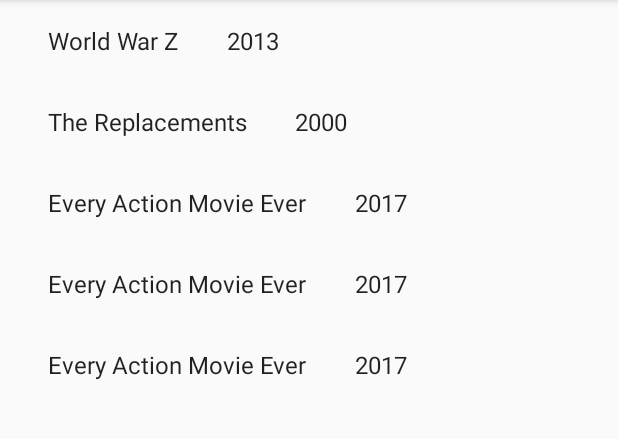
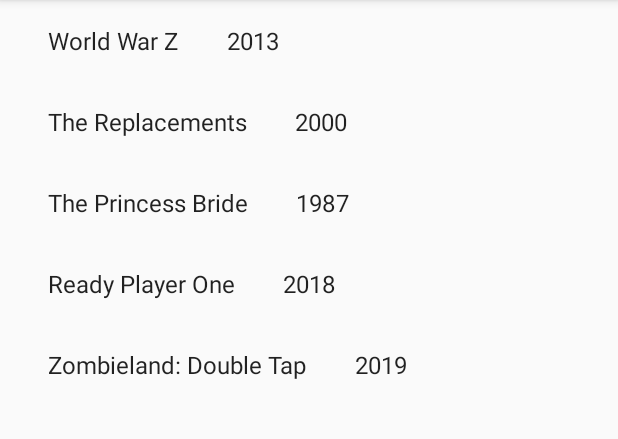
Before and after one commit to richtanner/MediaListWebStuff2020, an Android app: the screen it shows after launch (MovieListActivity), on a phone screen of 412 x 824 dp, the part 84-523 px from its top. Run offline under Robolectric (Android 15) with nearby library versions, the phone set to English and light mode, and no system bars.

Commit message:
added images

```diff
--- a/app/src/main/java/com/fall2019/cs315/mediawebstuff/DumbMovieContent.java
+++ b/app/src/main/java/com/fall2019/cs315/mediawebstuff/DumbMovieContent.java
@@ -29,32 +29,32 @@
     private static final String movie1Title = "World War Z";
     private static final String movie1Description = "Former United Nations employee Gerry Lane traverses the world in a race against time to stop a zombie pandemic that is toppling armies and governments and threatens to destroy humanity itself.";
     private static final String movie1Year = "2013";
-    private static final String movie1Image = "wwz.png";
+    private static final String movie1Image = "wwz";
     private static final String movie1Weblink = "https://www.imdb.com/title/tt0816711/";
 
     private static final String movie2Title = "The Replacements";
     private static final String movie2Description = "During a pro football strike, the owners hire substitute players.";
     private static final String movie2Year = "2000";
-    private static final String movie2Image = "replacements.png";
+    private static final String movie2Image = "replacements";
     private static final String movie2Weblink = "https://www.imdb.com/title/tt0191397/";
 
-    private static final String movie3Title = "Every Action Movie Ever";
-    private static final String movie3Description = "hello";
-    private static final String movie3Year = "2017";
-    private static final String movie3Image = "genericaction";
-    private static final String movie3link = "http://www.denofgeek.com/us/movies/18824/the-5-most-common-action-movie-plots";
+    private static final String movie3Title = "The Princess Bride";
+    private static final String movie3Description = "While home sick in bed, a young boy's grandfather reads him the story of a farmboy-turned-pirate who encounters numerous obstacles, enemies and allies in his quest to be reunited with his true love.";
+    private static final String movie3Year = "1987";
+    private static final String movie3Image = "princessbride";
+    private static final String movie3Weblink = "https://www.imdb.com/title/tt0093779/";
 
-    private static final String movie4Title = "Every Action Movie Ever";
-    private static final String movie4Description = "hello";
-    private static final String movie4Year = "2017";
-    private static final String movie4Image = "genericaction";
-    private static final String movie4Weblink = "http://www.denofgeek.com/us/movies/18824/the-5-most-common-action-movie-plots";
+    private static final String movie4Title = "Ready Player One";
+    private static final String movie4Description = "When the creator of a virtual reality called the OASIS dies, he makes a posthumous challenge to all OASIS users to find his Easter Egg, which will give the finder his fortune and control of his world.";
+    private static final String movie4Year = "2018";
+    private static final String movie4Image = "rpone";
+    private static final String movie4Weblink = "https://www.imdb.com/title/tt1677720/";
 
-    private static final String movie5Title = "Every Action Movie Ever";
-    private static final String movie5Description = "hello";
-    private static final String movie5Year = "2017";
-    private static final String movie5Image = "genericaction";
-    private static final String movie5Weblink = "http://www.denofgeek.com/us/movies/18824/the-5-most-common-action-movie-plots";
+    private static final String movie5Title = "Zombieland: Double Tap";
+    private static final String movie5Description = "Columbus, Tallahassee, Wichita, and Little Rock move to the American heartland as they face off against evolved zombies, fellow survivors, and the growing pains of the snarky makeshift family.";
+    private static final String movie5Year = "2019";
+    private static final String movie5Image = "zombieland";
+    private static final String movie5Weblink = "https://www.imdb.com/title/tt1560220/";
 
 
     /**
@@ -63,9 +63,9 @@
     public List<MovieModel> createMovieMagic () {
 
         // make those movie objects
-        MovieModel movie1 = new MovieModel(movie1Title, movie1Description, movie1Year, movie1Image, movie1Weblink);
-        MovieModel movie2 = new MovieModel(movie2Title, movie2Description,movie2Year,movie2Image,movie2Weblink);
-        MovieModel movie3 = new MovieModel (movie3Title,movie3Description,movie3Year,movie3Image,movie3link);
+        MovieModel movie1 = new MovieModel (movie1Title,movie1Description,movie1Year,movie1Image,movie1Weblink);
+        MovieModel movie2 = new MovieModel (movie2Title,movie2Description,movie2Year,movie2Image,movie2Weblink);
+        MovieModel movie3 = new MovieModel (movie3Title,movie3Description,movie3Year,movie3Image,movie3Weblink);
         MovieModel movie4 = new MovieModel (movie4Title,movie4Description,movie4Year,movie4Image,movie4Weblink);
         MovieModel movie5 = new MovieModel (movie5Title,movie5Description,movie5Year,movie5Image,movie5Weblink);
 
--- /dev/null
+++ b/app/src/main/res/values/ids.xml
@@ -0,0 +1,4 @@
+<?xml version="1.0" encoding="utf-8"?>
+<resources>
+    <item name="webview" type="id" />
+</resources>
--- a/app/src/main/res/values/strings.xml
+++ b/app/src/main/res/values/strings.xml
@@ -3,7 +3,7 @@
     <string name="title_movie_detail">Media Detail</string>
 
 
-<!--    CS315: DO THIS-->
-<!--    TODO: Create five NEW movie objects here. Complete with images and URLs. DELETE the two existing movies, they are only here as an example-->
+    <!--    CS315: DO THIS-->
+    <!--    TODO: Create five NEW movie objects here. Complete with images and URLs. DELETE the two existing movies, they are only here as an example-->
 
 </resources>
```
Also changed, not shown: app/src/main/AndroidManifest.xml (+9 -9 lines), app/src/main/java/com/fall2019/cs315/mediawebstuff/MovieDetailFragment.java (+15 -2 lines), app/src/main/java/com/fall2019/cs315/mediawebstuff/MovieModel.java (+2 -6 lines), app/src/main/java/com/fall2019/cs315/mediawebstuff/WebActivity.java (added, +34 -0 lines), app/src/main/res/layout/activity_movie_detail.xml (+5 -2 lines), app/src/main/res/layout/activity_web.xml (added, +17 -0 lines), app/src/main/res/drawable/princessbride.png (added), app/src/main/res/drawable/rpone.png (added), app/src/main/res/drawable/wwz.png (added), app/src/main/res/drawable/zombieland.png (added), app/src/main/res/princessbride.png (added).
